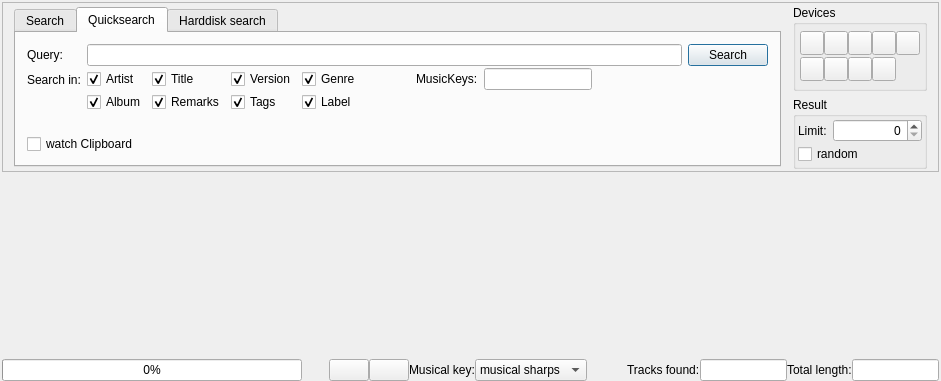
First picture: the form in src/search/search.ui, repository pfedick/winmusik, before the edit.
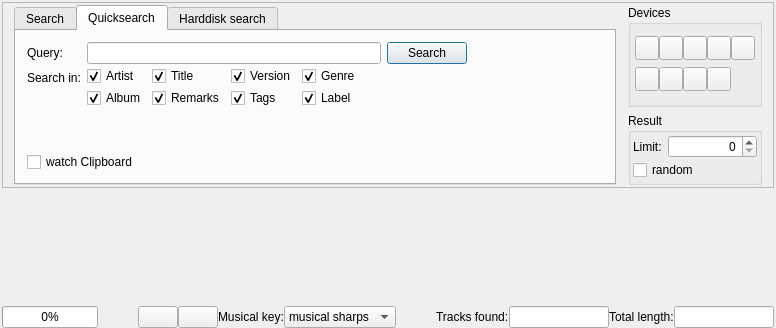
Second picture: the form after the edit. Icons and pictures are not drawn. Custom widgets are drawn as their Qt base class.

Commit message: KeyWheel für Tonart implementiert und in der Suchmaske für Quicksearch eingebunden

```diff
--- a/src/search/search.ui
+++ b/src/search/search.ui
@@ -6,8 +6,8 @@
    <rect>
     <x>0</x>
     <y>0</y>
-    <width>941</width>
-    <height>381</height>
+    <width>776</width>
+    <height>328</height>
    </rect>
   </property>
   <property name="windowTitle">
@@ -41,7 +41,7 @@
      <property name="maximumSize">
       <size>
        <width>16777215</width>
-       <height>170</height>
+       <height>190</height>
       </size>
      </property>
      <property name="frameShape">
@@ -68,7 +68,7 @@
         <property name="maximumSize">
          <size>
           <width>16777215</width>
-          <height>160</height>
+          <height>180</height>
          </size>
         </property>
         <property name="tabShape">
@@ -206,7 +206,17 @@
            <number>0</number>
           </property>
           <item>
+           <layout class="QHBoxLayout" name="horizontalLayout_3">
+            <item>
+             <layout class="QVBoxLayout" name="verticalLayout_8">
+              <item>
            <layout class="QFormLayout" name="formLayout">
+                <property name="fieldGrowthPolicy">
+                 <enum>QFormLayout::ExpandingFieldsGrow</enum>
+                </property>
+                <property name="labelAlignment">
+                 <set>Qt::AlignLeading|Qt::AlignLeft|Qt::AlignVCenter</set>
+                </property>
             <property name="horizontalSpacing">
              <number>6</number>
             </property>
@@ -224,7 +234,7 @@
              </widget>
             </item>
             <item row="1" column="1">
-             <layout class="QHBoxLayout" name="horizontalLayout_3">
+                 <layout class="QHBoxLayout" name="horizontalLayout_4">
               <property name="spacing">
                <number>6</number>
               </property>
@@ -380,16 +390,6 @@
                   <property name="leftMargin">
                    <number>9</number>
                   </property>
-                  <item>
-                   <widget class="QLabel" name="label_13">
-                    <property name="text">
-                     <string>MusicKeys:</string>
-                    </property>
-                   </widget>
-                  </item>
-                  <item>
-                   <widget class="QLineEdit" name="musicKeys"/>
-                  </item>
                  </layout>
                 </item>
                </layout>
@@ -409,10 +409,8 @@
               </item>
              </layout>
             </item>
-           </layout>
-          </item>
-          <item>
-           <spacer name="verticalSpacer_4">
+                <item row="3" column="1">
+                 <spacer name="verticalSpacer">
             <property name="orientation">
              <enum>Qt::Vertical</enum>
             </property>
@@ -424,8 +422,8 @@
             </property>
            </spacer>
           </item>
-          <item>
-           <layout class="QHBoxLayout" name="horizontalLayout_4">
+               </layout>
+              </item>
             <item>
              <widget class="QCheckBox" name="watchClipboard">
               <property name="text">
@@ -435,6 +433,39 @@
             </item>
            </layout>
           </item>
+            <item>
+             <widget class="KeyWheel" name="keywheel">
+              <property name="minimumSize">
+               <size>
+                <width>130</width>
+                <height>130</height>
+               </size>
+              </property>
+              <property name="maximumSize">
+               <size>
+                <width>130</width>
+                <height>130</height>
+               </size>
+              </property>
+              <property name="frameShape">
+               <enum>QFrame::NoFrame</enum>
+              </property>
+              <property name="text">
+               <string/>
+              </property>
+              <property name="pixmap">
+               <pixmap resource="../../resources.qrc">:/openkey/resources/keywheel/key0000.png</pixmap>
+              </property>
+              <property name="scaledContents">
+               <bool>false</bool>
+              </property>
+              <property name="margin">
+               <number>0</number>
+              </property>
+             </widget>
+            </item>
+           </layout>
+          </item>
          </layout>
         </widget>
         <widget class="QWidget" name="Seite">
@@ -876,9 +907,15 @@
      </property>
      <item>
       <widget class="QProgressBar" name="progressBar">
+       <property name="sizePolicy">
+        <sizepolicy hsizetype="Expanding" vsizetype="Fixed">
+         <horstretch>0</horstretch>
+         <verstretch>0</verstretch>
+        </sizepolicy>
+       </property>
        <property name="minimumSize">
         <size>
-         <width>300</width>
+         <width>0</width>
          <height>0</height>
         </size>
        </property>
@@ -892,6 +929,9 @@
        <property name="orientation">
         <enum>Qt::Horizontal</enum>
        </property>
+       <property name="sizeType">
+        <enum>QSizePolicy::Minimum</enum>
+       </property>
        <property name="sizeHint" stdset="0">
         <size>
          <width>40</width>
@@ -960,7 +1000,7 @@
         <enum>Qt::Horizontal</enum>
        </property>
        <property name="sizeType">
-        <enum>QSizePolicy::MinimumExpanding</enum>
+        <enum>QSizePolicy::Minimum</enum>
        </property>
        <property name="sizeHint" stdset="0">
         <size>
@@ -1051,6 +1091,13 @@
   </layout>
  </widget>
  <layoutdefault spacing="6" margin="11"/>
+ <customwidgets>
+  <customwidget>
+   <class>KeyWheel</class>
+   <extends>QLabel</extends>
+   <header>keywheel.h</header>
+  </customwidget>
+ </customwidgets>
  <tabstops>
   <tabstop>artist</tabstop>
   <tabstop>title</tabstop>
```
Left out of the diff: 3 changed lines with no effect on the pictures. Lines whose indentation alone changed are shown as unchanged. The commit also changes 32 other files.
